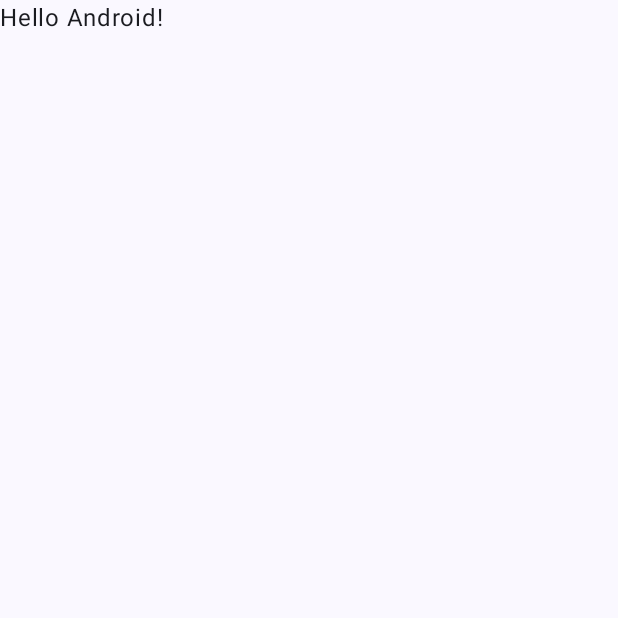
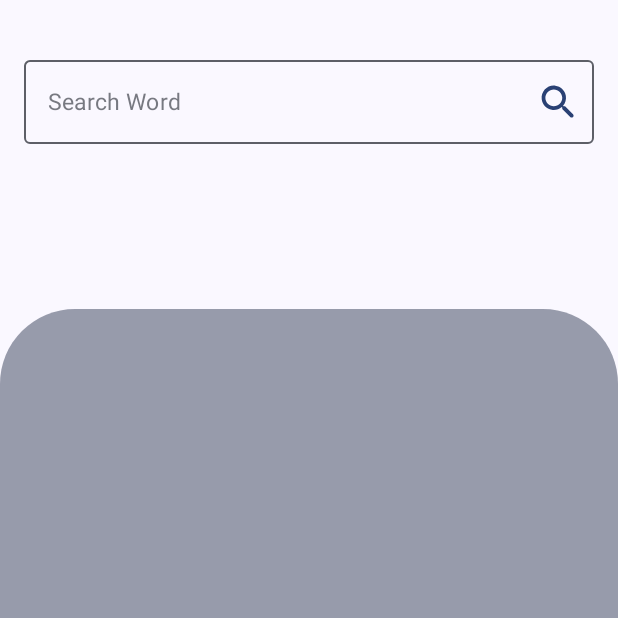
Before and after one commit to IkkyKun10/DictionaryKSP, an Android app built with Jetpack Compose: the screen it shows after launch (MainActivity), on a phone screen of 412 x 824 dp, the top half of it. Before the commit the part shown is almost empty. Run offline under Robolectric (Android 15) with nearby library versions, the phone set to English and light mode, and no system bars; our stand-ins replace Dagger/Hilt's generated code, accompanist.

Commit message:
finish ksp dictionary

```diff
--- a/app/src/main/java/com/riezki/dictionaryksp/data/repository/DictionaryRepositoryImpl.kt
+++ b/app/src/main/java/com/riezki/dictionaryksp/data/repository/DictionaryRepositoryImpl.kt
@@ -57,8 +57,8 @@ class DictionaryRepositoryImpl @Inject constructor(
             }
 
             remoteResponseDto?.let { wordResultDto ->
-                wordResultDto[0].let { wordItemDto ->
-                    emit(Resource.Success(wordItemDto.toWordItem()))
+                wordResultDto.words.let { wordItemDto ->
+                    emit(Resource.Success(wordItemDto[0].toWordItem()))
                     return@flow
                 }
             }
--- a/app/src/main/java/com/riezki/dictionaryksp/presenter/MainActivity.kt
+++ b/app/src/main/java/com/riezki/dictionaryksp/presenter/MainActivity.kt
@@ -4,13 +4,47 @@ import android.os.Bundle
 import androidx.activity.ComponentActivity
 import androidx.activity.compose.setContent
 import androidx.activity.enableEdgeToEdge
+import androidx.compose.foundation.background
+import androidx.compose.foundation.clickable
+import androidx.compose.foundation.layout.Box
+import androidx.compose.foundation.layout.Column
+import androidx.compose.foundation.layout.PaddingValues
+import androidx.compose.foundation.layout.Row
+import androidx.compose.foundation.layout.Spacer
 import androidx.compose.foundation.layout.fillMaxSize
+import androidx.compose.foundation.layout.fillMaxWidth
+import androidx.compose.foundation.layout.height
 import androidx.compose.foundation.layout.padding
+import androidx.compose.foundation.layout.size
+import androidx.compose.foundation.layout.width
+import androidx.compose.foundation.lazy.LazyColumn
+import androidx.compose.foundation.lazy.itemsIndexed
+import androidx.compose.foundation.shape.RoundedCornerShape
+import androidx.compose.material.icons.Icons
+import androidx.compose.material.icons.rounded.Search
+import androidx.compose.material3.Icon
+import androidx.compose.material3.MaterialTheme
+import androidx.compose.material3.OutlinedTextField
 import androidx.compose.material3.Scaffold
 import androidx.compose.material3.Text
 import androidx.compose.runtime.Composable
+import androidx.compose.runtime.LaunchedEffect
+import androidx.compose.runtime.collectAsState
 import androidx.compose.ui.Modifier
-import androidx.compose.ui.tooling.preview.Preview
+import androidx.compose.ui.draw.alpha
+import androidx.compose.ui.draw.clip
+import androidx.compose.ui.graphics.Brush
+import androidx.compose.ui.graphics.Color
+import androidx.compose.ui.text.TextStyle
+import androidx.compose.ui.text.font.FontWeight
+import androidx.compose.ui.unit.dp
+import androidx.compose.ui.unit.sp
+import androidx.hilt.navigation.compose.hiltViewModel
+import com.google.accompanist.systemuicontroller.rememberSystemUiController
+import com.riezki.dictionaryksp.domain.model.Meaning
+import com.riezki.dictionaryksp.domain.model.WordItem
+import com.riezki.dictionaryksp.presenter.component.MainScreen
+import com.riezki.dictionaryksp.presenter.event.MainUiEvent
 import com.riezki.dictionaryksp.presenter.ui.theme.DictionaryKSPTheme
 import dagger.hilt.android.AndroidEntryPoint
 
@@ -25,29 +59,68 @@ class MainActivity : ComponentActivity() {
         enableEdgeToEdge()
         setContent {
             DictionaryKSPTheme {
-                Scaffold(modifier = Modifier.fillMaxSize()) { innerPadding ->
-                    Greeting(
-                        name = "Android",
-                        modifier = Modifier.padding(innerPadding)
-                    )
+                BarColor()
+
+                val viewModel = hiltViewModel<MainViewModel>()
+                val state = viewModel.mainState.collectAsState()
+
+                Scaffold(
+                    modifier = Modifier.fillMaxSize(),
+                    topBar = {
+                        OutlinedTextField(
+                            modifier = Modifier
+                                .fillMaxWidth()
+                                .padding(horizontal = 16.dp)
+                                .padding(top = 32.dp),
+                            value = state.value.searchWord,
+                            onValueChange = {
+                                viewModel.onEvent(MainUiEvent.OnSearchWordChange(it))
+                            },
+                            trailingIcon = {
+                                Icon(
+                                    imageVector = Icons.Rounded.Search,
+                                    contentDescription = "Search Word",
+                                    tint = MaterialTheme.colorScheme.primary,
+                                    modifier = Modifier
+                                        .size(30.dp)
+                                        .clickable {
+                                            viewModel.onEvent(MainUiEvent.OnSearchWordClick)
+                                        },
+                                )
+                            },
+                            label = {
+                                Text(
+                                    text = "Search Word",
+                                    fontSize = 15.sp,
+                                    modifier = Modifier.alpha(0.7f)
+                                )
+                            },
+                            textStyle = TextStyle(
+                                color = MaterialTheme.colorScheme.onBackground,
+                                fontSize = 19.5.sp,
+                            ),
+                            singleLine = true,
+                        )
+                    }
+                ) { innerPadding ->
+                    Box(
+                        modifier = Modifier
+                            .fillMaxSize()
+                            .padding(top = innerPadding.calculateTopPadding())
+                    ) {
+                        MainScreen(state = state.value)
+                    }
                 }
             }
         }
     }
-}
 
-@Composable
-fun Greeting(name: String, modifier: Modifier = Modifier) {
-    Text(
-        text = "Hello $name!",
-        modifier = modifier
-    )
-}
-
-@Preview(showBackground = true)
-@Composable
-fun GreetingPreview() {
-    DictionaryKSPTheme {
-        Greeting("Android")
+    @Composable
+    private fun BarColor() {
+        val systemUiController = rememberSystemUiController()
+        val color = MaterialTheme.colorScheme.background
+        LaunchedEffect(color) {
+            systemUiController.setSystemBarsColor(color)
+        }
     }
 }
--- /dev/null
+++ b/app/src/main/java/com/riezki/dictionaryksp/presenter/component/MainScreen.kt
@@ -0,0 +1,96 @@
+package com.riezki.dictionaryksp.presenter.component
+
+import androidx.compose.foundation.background
+import androidx.compose.foundation.layout.Box
+import androidx.compose.foundation.layout.Column
+import androidx.compose.foundation.layout.Spacer
+import androidx.compose.foundation.layout.fillMaxSize
+import androidx.compose.foundation.layout.fillMaxWidth
+import androidx.compose.foundation.layout.height
+import androidx.compose.foundation.layout.padding
+import androidx.compose.foundation.layout.size
+import androidx.compose.foundation.shape.RoundedCornerShape
+import androidx.compose.material3.CircularProgressIndicator
+import androidx.compose.material3.MaterialTheme
+import androidx.compose.material3.Text
+import androidx.compose.runtime.Composable
+import androidx.compose.ui.Alignment
+import androidx.compose.ui.Modifier
+import androidx.compose.ui.draw.clip
+import androidx.compose.ui.unit.dp
+import androidx.compose.ui.unit.sp
+import com.riezki.dictionaryksp.presenter.event.MainUiEvent
+import com.riezki.dictionaryksp.presenter.state.MainState
+
+/**
+ * @author riezky maisyar
+ */
+
+@Composable
+fun MainScreen(
+    state: MainState,
+) {
+    Box(
+        modifier = Modifier.fillMaxSize()
+    ) {
+
+        Column(
+            modifier = Modifier
+                .fillMaxWidth()
+                .height(100.dp)
+                .background(
+                    MaterialTheme.colorScheme.background
+                )
+                .padding(horizontal = 30.dp)
+        ) {
+            state.wordItem?.let { wordItem ->
+                Spacer(modifier = Modifier.height(20.dp))
+
+                Text(
+                    text = wordItem.word ?: "",
+                    fontSize = 30.sp,
+                    color = MaterialTheme.colorScheme.primary
+                )
+
+                Spacer(modifier = Modifier.height(8.dp))
+
+                Text(
+                    text = wordItem.phonetic ?: "",
+                    fontSize = 17.sp,
+                    color = MaterialTheme.colorScheme.onBackground
+                )
+
+                Spacer(modifier = Modifier.height(20.dp))
+
+            }
+        }
+
+        Box(
+            modifier = Modifier
+                .padding(top = 110.dp)
+                .fillMaxSize()
+                .clip(
+                    RoundedCornerShape(
+                        topStart = 50.dp,
+                        topEnd = 50.dp
+                    )
+                )
+                .background(
+                    MaterialTheme.colorScheme.secondaryContainer.copy(alpha = 0.7f)
+                )
+        ) {
+            if (state.isLoading) {
+                CircularProgressIndicator(
+                    modifier = Modifier
+                        .size(80.dp)
+                        .align(Alignment.Center),
+                    color = MaterialTheme.colorScheme.primary
+                )
+            } else {
+                state.wordItem?.let { wordItem ->
+                    WordResult(wordItem)
+                }
+            }
+        }
+    }
+}
--- /dev/null
+++ b/app/src/main/java/com/riezki/dictionaryksp/presenter/state/MainState.kt
@@ -0,0 +1,14 @@
+package com.riezki.dictionaryksp.presenter.state
+
+import com.riezki.dictionaryksp.domain.model.WordItem
+
+/**
+ * @author riezky maisyar
+ */
+
+data class MainState(
+    val isLoading: Boolean = false,
+    val searchWord: String = "",
+    val wordItem: WordItem? = null,
+    val errorMessage: String = ""
+)
--- a/app/src/main/java/com/riezki/dictionaryksp/presenter/ui/theme/Theme.kt
+++ b/app/src/main/java/com/riezki/dictionaryksp/presenter/ui/theme/Theme.kt
@@ -9,7 +9,11 @@ import androidx.compose.material3.dynamicDarkColorScheme
 import androidx.compose.material3.dynamicLightColorScheme
 import androidx.compose.material3.lightColorScheme
 import androidx.compose.runtime.Composable
+import androidx.compose.runtime.SideEffect
+import androidx.compose.ui.graphics.toArgb
 import androidx.compose.ui.platform.LocalContext
+import androidx.compose.ui.platform.LocalView
+import androidx.core.view.WindowCompat
 
 private val DarkColorScheme = darkColorScheme(
     primary = Purple80,
@@ -50,6 +54,15 @@ fun DictionaryKSPTheme(
         else -> LightColorScheme
     }
 
+    val view = LocalView.current
+    if (!view.isInEditMode) {
+        SideEffect {
+            val window = (view.context as Activity).window
+            window.statusBarColor = colorScheme.primary.toArgb()
+            WindowCompat.getInsetsController(window, view).isAppearanceLightStatusBars = darkTheme
+        }
+    }
+
     MaterialTheme(
         colorScheme = colorScheme,
         typography = Typography,
```
Also changed, not shown: app/src/main/java/com/riezki/dictionaryksp/data/remote/api/KtorApi.kt (+5 -2 lines), app/src/main/java/com/riezki/dictionaryksp/data/remote/model/WordResultDto.kt (+6 -1 lines), app/src/main/java/com/riezki/dictionaryksp/presenter/MainViewModel.kt (+59 -0 lines), app/src/main/java/com/riezki/dictionaryksp/presenter/component/Meaning.kt (added, +110 -0 lines), app/src/main/java/com/riezki/dictionaryksp/presenter/component/WordResult.kt (added, +34 -0 lines), app/src/main/java/com/riezki/dictionaryksp/presenter/event/MainUiEvent.kt (added, +10 -0 lines).
